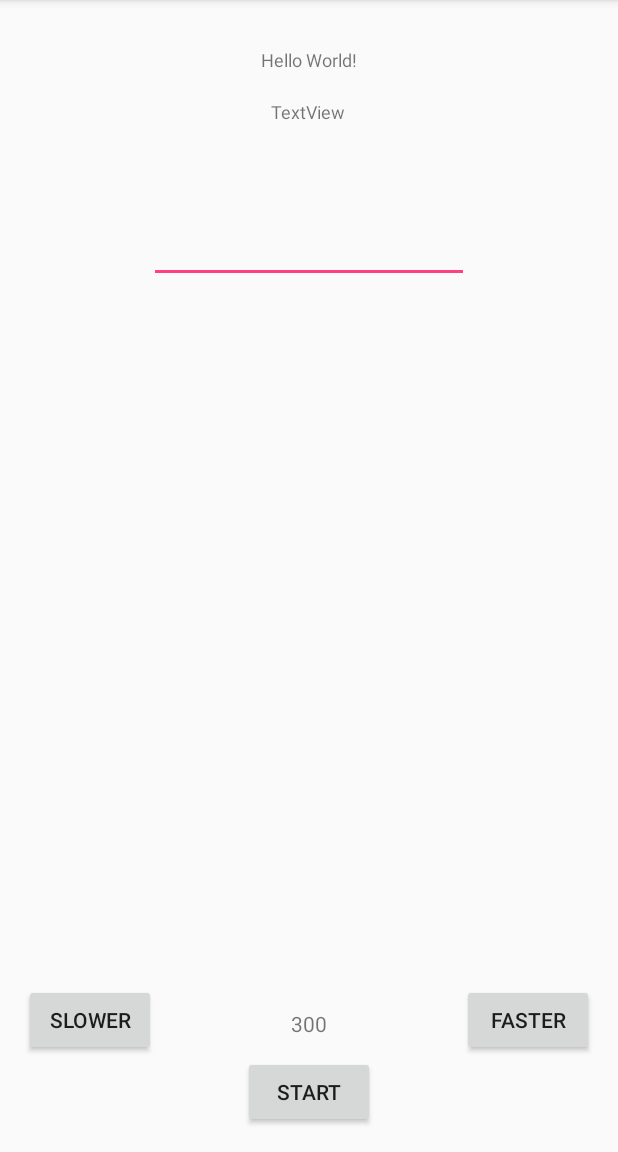
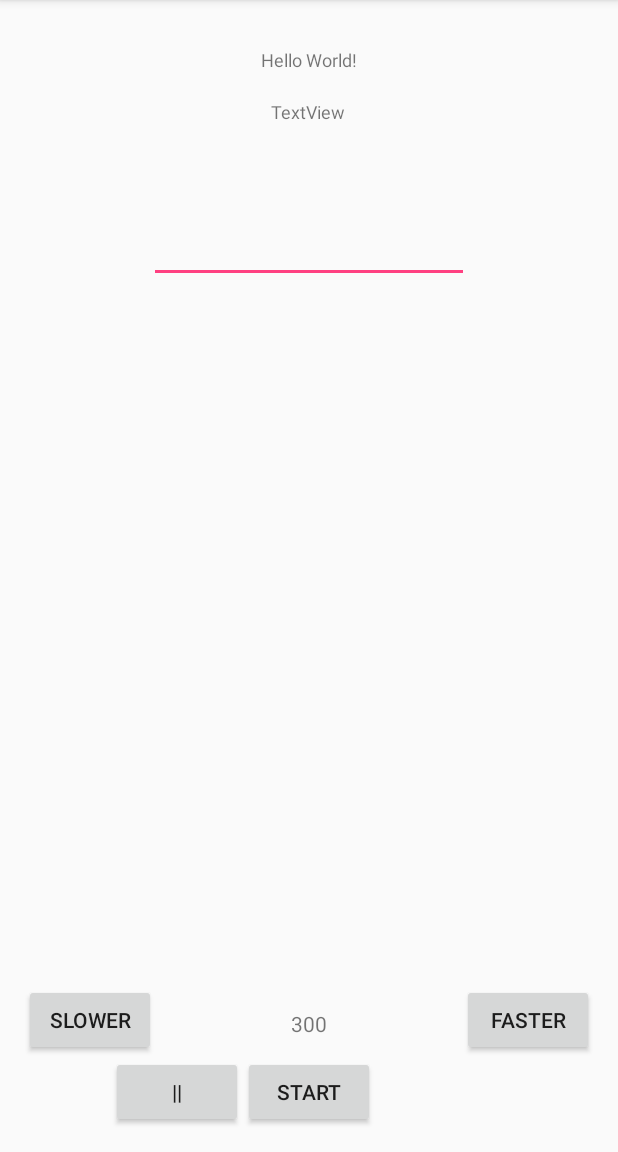
Before and after one commit to RyosukeHigo/SpeedReadingAndroid, an Android app: the screen it shows after launch (MainActivity), after a tap on "START", on a phone screen of 412 x 824 dp, the part 84-1236 px from its top. Run offline under Robolectric (Android 15) with nearby library versions, the phone set to English and light mode, and no system bars; 3 statements that could not run were skipped.

```diff
--- a/app/src/main/java/com/example/rubik_000/speedreadingandroid/MainActivity.java
+++ b/app/src/main/java/com/example/rubik_000/speedreadingandroid/MainActivity.java
@@ -49,7 +49,7 @@ public class MainActivity extends AppCompatActivity {
     EditText editText;
     TextView rate;
     int stime = 300;
-
+    boolean flag = false;
     @Override
     protected void onCreate(Bundle savedInstanceState) {
         super.onCreate(savedInstanceState);
@@ -70,6 +70,11 @@ public class MainActivity extends AppCompatActivity {
                         final ArrayList<String> TextList = YahooAPI();
                         //final String result = getMessage(); // 何かの処理
                         for (int i = 0; i < TextList.size(); i++) {
+                            while(true){
+                                if(!flag){
+                                    break;
+                                }
+                            }
                             final int k = i;
                             //for(final String s:TextList){
                             handler.post(new Runnable() {
@@ -108,6 +113,13 @@ public class MainActivity extends AppCompatActivity {
             @Override
             public void onClick(View v) {
                 stime -= 50;
+            }
+        });
+        Button stop = (Button)findViewById(R.id.stop);
+        stop.setOnClickListener(new View.OnClickListener() {
+            @Override
+            public void onClick(View v) {
+                flag = !flag;
             }
         });
         // ATTENTION: This was auto-generated to implement the App Indexing API.
--- a/app/src/main/res/layout/activity_main.xml
+++ b/app/src/main/res/layout/activity_main.xml
@@ -84,4 +84,13 @@
         android:maxHeight="300dp"
         tools:width="400dp" />
 
+    <Button
+        android:text="||"
+        android:layout_width="wrap_content"
+        android:layout_height="wrap_content"
+        android:id="@+id/stop"
+        android:layout_alignParentBottom="true"
+        android:layout_toLeftOf="@+id/button"
+        android:layout_toStartOf="@+id/button" />
+
 </RelativeLayout>
```
